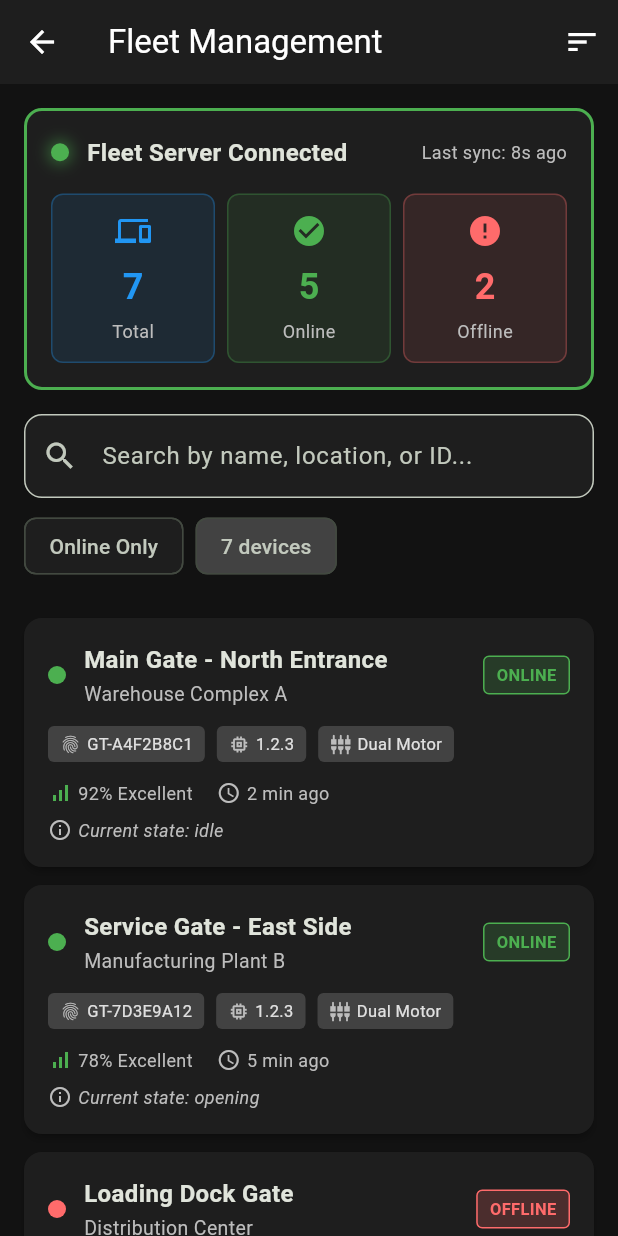
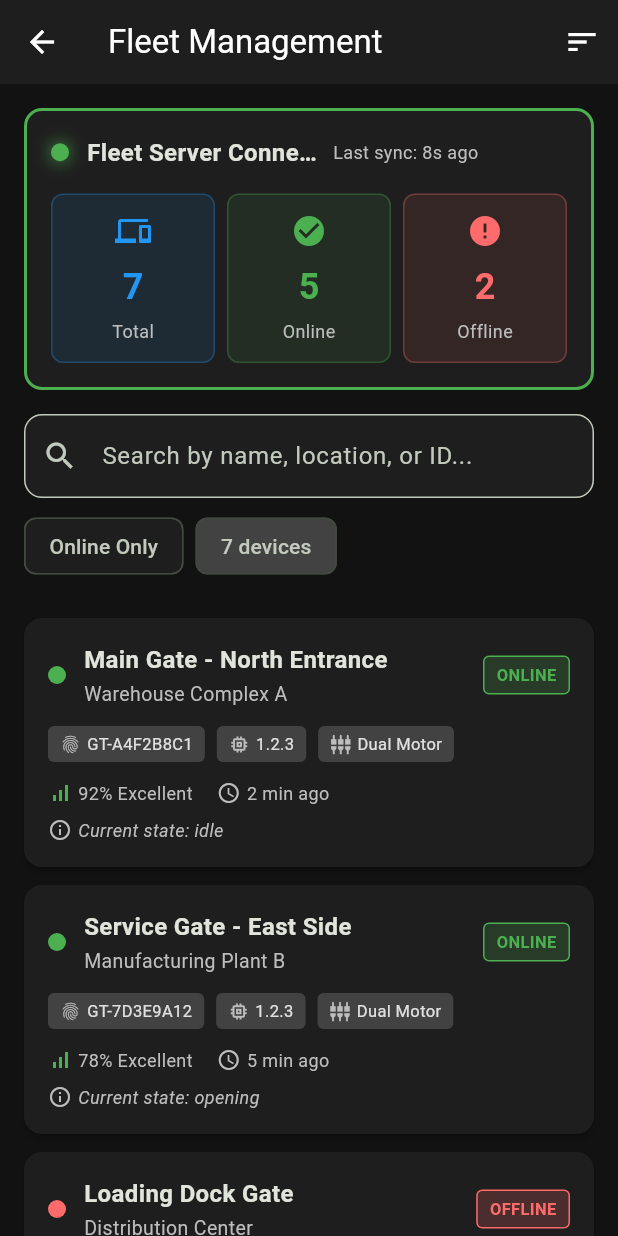
Before and after one commit to doowkcol/gatetorio, a Flutter app: the screen it shows after launch, after a tap on the "dashboard" icon, on a phone screen of 412 x 824 dp. Run offline on Flutter 3.47's test engine with Material 3 defaults, Android fonts, the phone set to English and light mode, and no system bars; our stand-ins replace flutter_blue_plus, permission_handler; project files that could hold a hidden picture were left out.

Commit message:
Add extensive BLE status debugging and fix fleet screen overflow
BLE Status Debugging:
- Added detailed logging for status notifications
- Logs raw byte count when status update arrives
- Decodes and logs JSON before parsing
- Logs successful parse with status details
- Logs empty status notifications
- Same logging added to readStatus() method
- Will help diagnose why buttons are blank

Fleet Management Screen Fix:
- Fixed Row overflow on line 92
- Wrapped "Fleet Server Connected/Disconnected" text in Expanded
- Wrapped "Last sync" text in Flexible
- Added ellipsis overflow handling to both texts
- Reduced spacing from 12px to 8px between elements

This will show exactly what data (if any) is being received from the Pi's
status characteristic and help identify if it's a data issue or UI issue.

```diff
--- a/gatetorio_app/lib/screens/fleet_management_screen.dart
+++ b/gatetorio_app/lib/screens/fleet_management_screen.dart
@@ -110,7 +110,8 @@ class _FleetManagementScreenState extends State<FleetManagementScreen> {
                 ),
               ),
               const SizedBox(width: 12),
-              Text(
+              Expanded(
+                child: Text(
                   fleetService.serverConnected
                       ? 'Fleet Server Connected'
                       : 'Fleet Server Disconnected',
@@ -118,13 +119,18 @@ class _FleetManagementScreenState extends State<FleetManagementScreen> {
                     fontWeight: FontWeight.bold,
                     fontSize: 16,
                   ),
+                  overflow: TextOverflow.ellipsis,
                 ),
-              const Spacer(),
-              Text(
+              ),
+              const SizedBox(width: 8),
+              Flexible(
+                child: Text(
                   'Last sync: ${_formatTime(fleetService.lastSync)}',
                   style: TextStyle(
                     color: Colors.grey.shade400,
                     fontSize: 12,
+                  ),
+                  overflow: TextOverflow.ellipsis,
                 ),
               ),
             ],
```
Also changed, not shown: gatetorio_app/lib/services/ble_service.dart (+14 -0 lines). Lines whose indentation alone changed are shown as unchanged.
